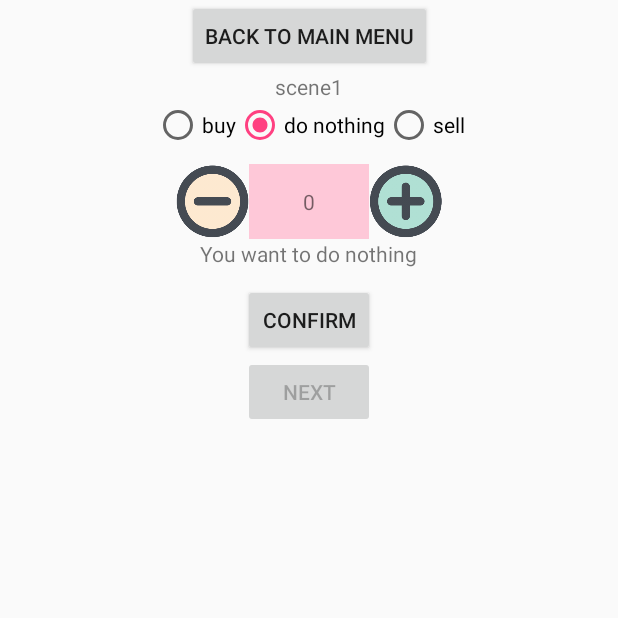
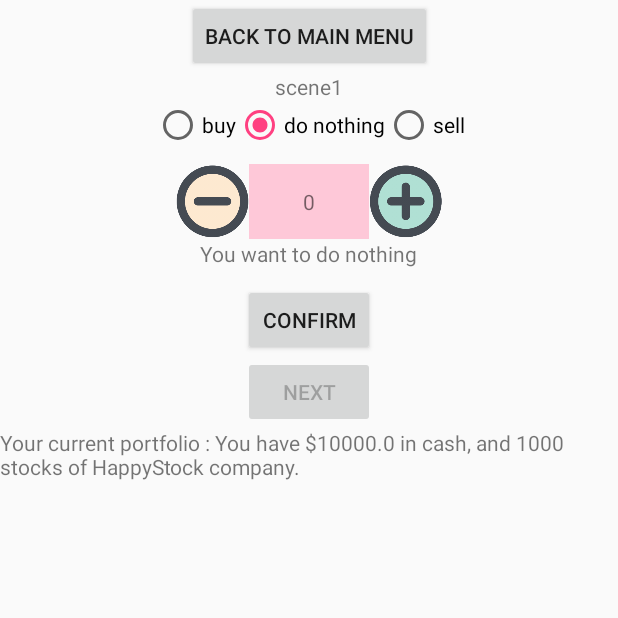
Before and after one commit to pattypattie/StockUnlocked, an Android app: the SpecialQuizActivity screen opened directly, with no data from a screen before it, after a tap on "I UNDERSTAND. LET'S GO!", on a phone screen of 412 x 824 dp, the top half of it. Run offline under Robolectric (Android 15) with nearby library versions, the phone set to English and light mode, and no system bars.

Commit message:
special quiz savepoint 2 : finish calculation algo for each scenario

```diff
--- a/app/src/main/java/com/example/chayanit/stockunlocked/SpecialQuizActivity.java
+++ b/app/src/main/java/com/example/chayanit/stockunlocked/SpecialQuizActivity.java
@@ -14,23 +14,24 @@ import android.widget.TextView;
 
 public class SpecialQuizActivity extends AppCompatActivity {
 
-    TextView nameText, instructionText, scenarioText, explainText, finalText, amountSelectText, actionText;
+    TextView nameText, instructionText, scenarioText, explainText, finalText, amountSelectText, actionText, portText;
     Button letsgobtn, submitbtn, nextbtn;
     ImageButton plusbtn, minusbtn;
     LinearLayout amountArea;
     RadioGroup radioGroup;
-    RadioButton selectedRadioButton;
+    RadioButton selectedRadioButton, donothing;
 
     String selectedActionText;
 
     String[] scenario = {"scene1", "scene2", "scene3"};
     String[] explanation = {"explain1", "explain2", "explain3"};
-    int[] unitPriceSell = {10,10,10};
-    int[] unitPriceBuy = {20,20,20};
+    double[] unitPriceSell = {10,10,10};
+    double[] unitPriceBuy = {20,20,20};
 
     int currentAmountSelected = 0;
+    double currentCashSelected = 0;
     int currentStockHave = 1000;
-    int currentCashHave = 1000;
+    double currentCashHave = 10000;
 
     int currentScene = 0;
 
@@ -63,6 +64,10 @@ public class SpecialQuizActivity extends AppCompatActivity {
         amountArea = findViewById(R.id.amountAreaView);
         radioGroup = findViewById(R.id.radio_group);
         actionText = findViewById(R.id.actionView);
+        portText = findViewById(R.id.portView);
+        donothing = findViewById(R.id.radionone);
+
+        portText.setText("Your current portfolio : You have $"+currentCashHave+" in cash, and "+currentStockHave+" stocks of HappyStock company.");
 
         letsgobtn.setOnClickListener(new View.OnClickListener() {
             @Override
@@ -90,6 +95,14 @@ public class SpecialQuizActivity extends AppCompatActivity {
                 amountArea.setVisibility(View.GONE);
                 radioGroup.setVisibility(View.GONE);
                 actionText.setVisibility(View.GONE);
+                if(selectedActionText.equals("sell")){
+                    currentStockHave-=currentAmountSelected;
+                    currentCashHave+=currentCashSelected;
+                }else if(selectedActionText.equals("buy")){
+                    currentStockHave+=currentAmountSelected;
+                    currentCashHave-=currentCashSelected;
+                }
+                portText.setText("Your current portfolio : You have $"+currentCashHave+" in cash, and "+currentStockHave+" stocks of HappyStock company.");
             }
         });
 
@@ -106,6 +119,7 @@ public class SpecialQuizActivity extends AppCompatActivity {
                     nextbtn.setVisibility(View.GONE);
                     finalText.setText("You have reached the end of the game.");
                     finalText.setVisibility(View.VISIBLE);
+                    portText.setVisibility(View.GONE);
                 }
             }
         });
@@ -113,25 +127,32 @@ public class SpecialQuizActivity extends AppCompatActivity {
         plusbtn.setOnClickListener(new View.OnClickListener() {
             @Override
             public void onClick(View view) {
-                if(selectedActionText.equals("do nothing")){ //you cannot set amount if you decide to be idle
-
-                }else{
+                //if you decide to be idle, you cannot set amount
+                if(selectedActionText.equals("sell")&&!(currentAmountSelected+100>currentStockHave)){ //you can only sell not more than the amount of stock you have
                     currentAmountSelected+=100;
-                    amountSelectText.setText(""+currentAmountSelected);
+                    currentCashSelected = currentAmountSelected*unitPriceSell[currentScene];
+                    actionText.setText("You want to "+selectedActionText+" "+currentAmountSelected+" stocks and receive $"+currentCashSelected);
+                }else if(selectedActionText.equals("buy")&&!((currentAmountSelected+100)*unitPriceBuy[currentScene]>currentCashHave)){ //you can only buy not more than the amount of money you have
+                    currentAmountSelected+=100;
+                    currentCashSelected = currentAmountSelected*unitPriceBuy[currentScene];
+                    actionText.setText("You want to "+selectedActionText+" "+currentAmountSelected+" stocks and pay $"+currentCashSelected);
                 }
+                amountSelectText.setText(""+currentAmountSelected);
             }
         });
 
          minusbtn.setOnClickListener(new View.OnClickListener() {
             @Override
             public void onClick(View view) {
-                if(selectedActionText.equals("do nothing")){
+                if((!selectedActionText.equals("do nothing"))&&currentAmountSelected>0){ //amount is non negative
+                    currentAmountSelected-=100;
+                    amountSelectText.setText(""+currentAmountSelected);
+                    if(selectedActionText.equals("sell")){
+                        actionText.setText("You want to "+selectedActionText+" "+currentAmountSelected+" stocks and receive $"+currentCashSelected);
 
-                }else{
-                    if(currentAmountSelected>0){
-                        currentAmountSelected-=100;
+                    }else if(selectedActionText.equals("buy")){
+                        actionText.setText("You want to "+selectedActionText+" "+currentAmountSelected+" stocks and pay $"+currentCashSelected);
                     }
-                    amountSelectText.setText(""+currentAmountSelected);
                 }
             }
         });
@@ -159,16 +180,26 @@ public class SpecialQuizActivity extends AppCompatActivity {
         amountArea.setVisibility(View.VISIBLE);
         radioGroup.setVisibility(View.VISIBLE);
         actionText.setVisibility(View.VISIBLE);
+        portText.setVisibility(View.VISIBLE);
+        currentAmountSelected = 0;
+        currentCashSelected = 0;
+        amountSelectText.setText(""+currentAmountSelected);
+        donothing.setChecked(true);
     }
 
     public void changeStatus(){
         selectedRadioButton = (RadioButton)radioGroup.findViewById(radioGroup.getCheckedRadioButtonId());
         selectedActionText = (String) selectedRadioButton.getText();
         actionText.setText("You want to "+selectedActionText);
-        if(selectedActionText.equals("do nothing")){
-            currentAmountSelected = 0;
-            amountSelectText.setText(""+currentAmountSelected);
+        currentAmountSelected = 0;
+        currentCashSelected = 0;
+        amountSelectText.setText(""+currentAmountSelected);
+        if(selectedActionText.equals("sell")){
+            actionText.setText("You want to "+selectedActionText+" "+currentAmountSelected+" stocks and receive $"+currentCashSelected);
+        } else if(selectedActionText.equals("buy")){
+            actionText.setText("You want to "+selectedActionText+" "+currentAmountSelected+" stocks and pay $"+currentCashSelected);
         }
+
     }
 
 }
--- a/app/src/main/res/layout/activity_special_quiz.xml
+++ b/app/src/main/res/layout/activity_special_quiz.xml
@@ -1,4 +1,11 @@
 <?xml version="1.0" encoding="utf-8"?>
+<ScrollView xmlns:android="http://schemas.android.com/apk/res/android"
+    xmlns:app="http://schemas.android.com/apk/res-auto"
+    xmlns:tools="http://schemas.android.com/tools"
+    android:layout_width="match_parent"
+    android:layout_height="match_parent"
+    tools:layout_editor_absoluteX="0dp"
+    tools:layout_editor_absoluteY="0dp">
 <android.support.constraint.ConstraintLayout xmlns:android="http://schemas.android.com/apk/res/android"
     xmlns:app="http://schemas.android.com/apk/res-auto"
     xmlns:tools="http://schemas.android.com/tools"
@@ -191,6 +198,19 @@
         android:layout_marginTop="30dp"
         android:visibility="gone"/>
 
+    <TextView
+        android:id="@+id/portView"
+        android:layout_width="wrap_content"
+        android:layout_height="wrap_content"
+        android:text=""
+        tools:layout_editor_absoluteX="189dp"
+        tools:layout_editor_absoluteY="212dp"
+        app:layout_constraintLeft_toLeftOf="parent"
+        app:layout_constraintRight_toRightOf="parent"
+        app:layout_constraintTop_toBottomOf="@id/next"
+        android:layout_marginBottom="10dp"
+        android:visibility="gone"/>
+
     <Button
         android:id="@+id/next"
         android:layout_width="wrap_content"
@@ -218,3 +238,4 @@
 
 
 </android.support.constraint.ConstraintLayout>
+</ScrollView>
--- a/app/src/main/res/layout/fragment_lesson2_quiz2.xml
+++ b/app/src/main/res/layout/fragment_lesson2_quiz2.xml
@@ -273,6 +273,6 @@
 
 
 
->>>>>>> 012e685affc926601801a71d283e72c8f3295f9b
+
 
 </FrameLayout>
```
